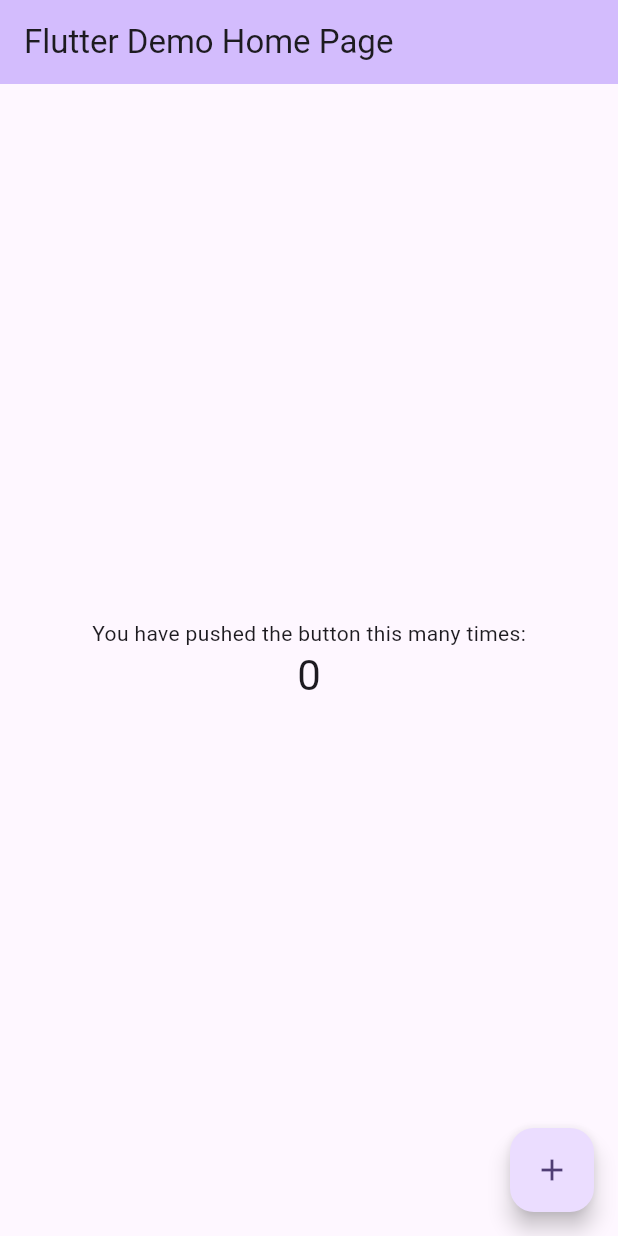
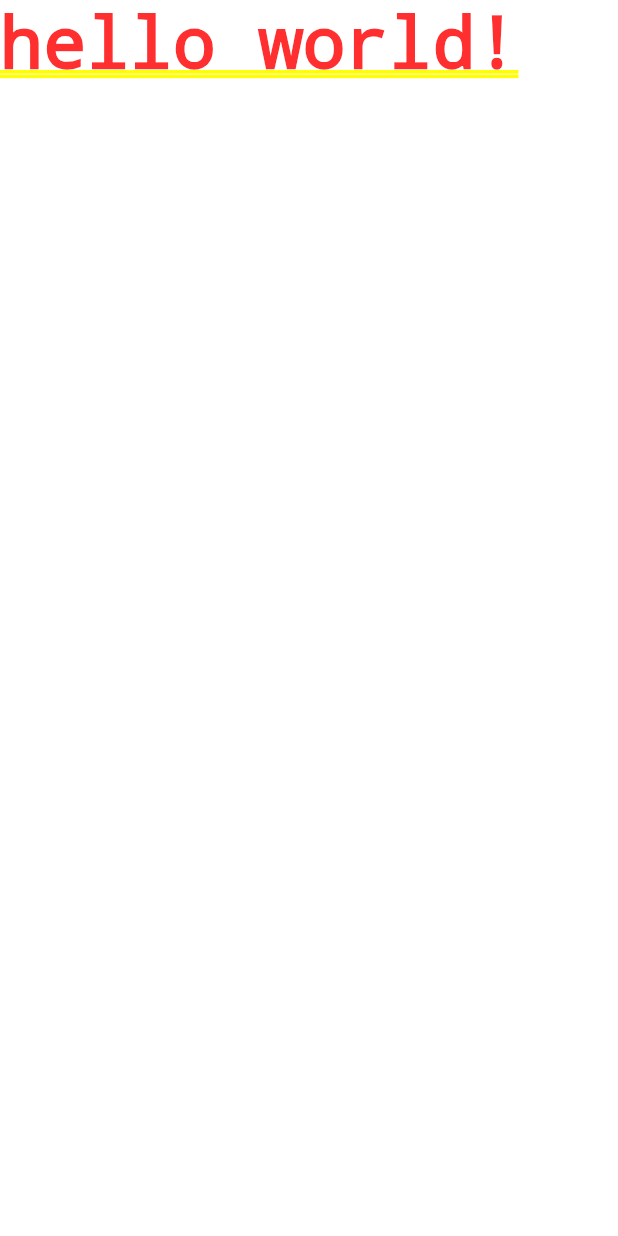
Before and after one commit to soesandarwin2201/flutter_fiberbase_login, a Flutter app: the screen it shows after launch, on a phone screen of 412 x 824 dp. Run offline on Flutter 3.47's test engine with Material 2 defaults, Android fonts, the light colour scheme and no system bars.

Commit message:
setup the project

```diff
--- /dev/null
+++ b/lib/login/login.dart
@@ -0,0 +1,15 @@
+import 'package:flutter/material.dart';
+
+class LoginPage extends StatefulWidget {
+  const LoginPage({super.key});
+
+  @override
+  State<LoginPage> createState() => _LoginPageState();
+}
+
+class _LoginPageState extends State<LoginPage> {
+  @override
+  Widget build(BuildContext context) {
+    return Text("hello world!");
+  }
+}
--- a/lib/main.dart
+++ b/lib/main.dart
@@ -1,4 +1,5 @@
 import 'package:flutter/material.dart';
+import 'package:flutter_fiberbase_login/login/login.dart';
 
 void main() {
   runApp(const MyApp());
@@ -7,119 +8,15 @@ void main() {
 class MyApp extends StatelessWidget {
   const MyApp({super.key});
 
-  // This widget is the root of your application.
   @override
   Widget build(BuildContext context) {
     return MaterialApp(
       title: 'Flutter Demo',
       theme: ThemeData(
-        // This is the theme of your application.
-        //
-        // TRY THIS: Try running your application with "flutter run". You'll see
-        // the application has a blue toolbar. Then, without quitting the app,
-        // try changing the seedColor in the colorScheme below to Colors.green
-        // and then invoke "hot reload" (save your changes or press the "hot
-        // reload" button in a Flutter-supported IDE, or press "r" if you used
-        // the command line to start the app).
-        //
-        // Notice that the counter didn't reset back to zero; the application
-        // state is not lost during the reload. To reset the state, use hot
-        // restart instead.
-        //
-        // This works for code too, not just values: Most code changes can be
-        // tested with just a hot reload.
         colorScheme: ColorScheme.fromSeed(seedColor: Colors.deepPurple),
         useMaterial3: true,
       ),
-      home: const MyHomePage(title: 'Flutter Demo Home Page'),
+      home: LoginPage(),
     );
   }
 }
-
-class MyHomePage extends StatefulWidget {
-  const MyHomePage({super.key, required this.title});
-
-  // This widget is the home page of your application. It is stateful, meaning
-  // that it has a State object (defined below) that contains fields that affect
-  // how it looks.
-
-  // This class is the configuration for the state. It holds the values (in this
-  // case the title) provided by the parent (in this case the App widget) and
-  // used by the build method of the State. Fields in a Widget subclass are
-  // always marked "final".
-
-  final String title;
-
-  @override
-  State<MyHomePage> createState() => _MyHomePageState();
-}
-
-class _MyHomePageState extends State<MyHomePage> {
-  int _counter = 0;
-
-  void _incrementCounter() {
-    setState(() {
-      // This call to setState tells the Flutter framework that something has
-      // changed in this State, which causes it to rerun the build method below
-      // so that the display can reflect the updated values. If we changed
-      // _counter without calling setState(), then the build method would not be
-      // called again, and so nothing would appear to happen.
-      _counter++;
-    });
-  }
-
-  @override
-  Widget build(BuildContext context) {
-    // This method is rerun every time setState is called, for instance as done
-    // by the _incrementCounter method above.
-    //
-    // The Flutter framework has been optimized to make rerunning build methods
-    // fast, so that you can just rebuild anything that needs updating rather
-    // than having to individually change instances of widgets.
-    return Scaffold(
-      appBar: AppBar(
-        // TRY THIS: Try changing the color here to a specific color (to
-        // Colors.amber, perhaps?) and trigger a hot reload to see the AppBar
-        // change color while the other colors stay the same.
-        backgroundColor: Theme.of(context).colorScheme.inversePrimary,
-        // Here we take the value from the MyHomePage object that was created by
-        // the App.build method, and use it to set our appbar title.
-        title: Text(widget.title),
-      ),
-      body: Center(
-        // Center is a layout widget. It takes a single child and positions it
-        // in the middle of the parent.
-        child: Column(
-          // Column is also a layout widget. It takes a list of children and
-          // arranges them vertically. By default, it sizes itself to fit its
-          // children horizontally, and tries to be as tall as its parent.
-          //
-          // Column has various properties to control how it sizes itself and
-          // how it positions its children. Here we use mainAxisAlignment to
-          // center the children vertically; the main axis here is the vertical
-          // axis because Columns are vertical (the cross axis would be
-          // horizontal).
-          //
-          // TRY THIS: Invoke "debug painting" (choose the "Toggle Debug Paint"
-          // action in the IDE, or press "p" in the console), to see the
-          // wireframe for each widget.
-          mainAxisAlignment: MainAxisAlignment.center,
-          children: <Widget>[
-            const Text(
-              'You have pushed the button this many times:',
-            ),
-            Text(
-              '$_counter',
-              style: Theme.of(context).textTheme.headlineMedium,
-            ),
-          ],
-        ),
-      ),
-      floatingActionButton: FloatingActionButton(
-        onPressed: _incrementCounter,
-        tooltip: 'Increment',
-        child: const Icon(Icons.add),
-      ), // This trailing comma makes auto-formatting nicer for build methods.
-    );
-  }
-}
```
